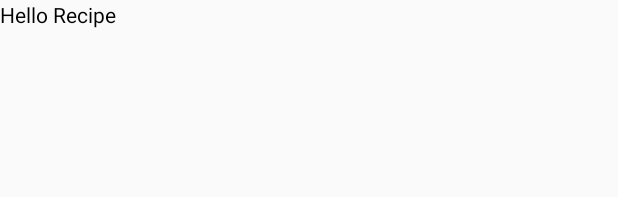
After one commit to pedrolopesme/bakingApp, an Android app: the layout activity_recipe.xml on its own in the app's theme, with its tools: preview values and no code run, on a phone screen of 412 x 824 dp. The commit adds this screen. Shown: the top 197 px of the screen. Run offline under Robolectric (Android 15) with nearby library versions, the phone set to English and light mode, and no system bars.

Commit message:
Adding an empty activity for Recipe details and allowing navigate from recipes list to it.

```diff
--- a/src/app/build.gradle
+++ b/src/app/build.gradle
@@ -31,11 +31,11 @@ dependencies {
     androidTestCompile('com.android.support.test.espresso:espresso-core:2.2.2', {
         exclude group: 'com.android.support', module: 'support-annotations'
     })
-    annotationProcessor 'com.jakewharton:butterknife-compiler:8.6.0'
     compile 'com.android.support:appcompat-v7:25.3.1'
     compile 'com.android.support:recyclerview-v7:25.3.1'
     compile 'com.android.support.constraint:constraint-layout:1.0.2'
     compile 'com.jakewharton:butterknife:8.6.0'
     compile 'javax.inject:javax.inject:1'
     testCompile 'junit:junit:4.12'
+    annotationProcessor 'com.jakewharton:butterknife-compiler:8.6.0'
 }
--- a/src/app/src/main/AndroidManifest.xml
+++ b/src/app/src/main/AndroidManifest.xml
@@ -12,9 +12,11 @@
         <activity android:name=".modules.recipes.RecipesActivity">
             <intent-filter>
                 <action android:name="android.intent.action.MAIN" />
+
                 <category android:name="android.intent.category.LAUNCHER" />
             </intent-filter>
         </activity>
+        <activity android:name=".modules.recipe.RecipeActivity"></activity>
     </application>
 
 </manifest>
--- a/src/app/src/main/java/com/pedrolopesme/android/bakingapp/modules/fragments/RecipesFragment.java
+++ b/src/app/src/main/java/com/pedrolopesme/android/bakingapp/modules/fragments/RecipesFragment.java
@@ -42,9 +42,4 @@ public final class RecipesFragment extends ViewModelFragment {
         return recipeRecyclerView;
     }
 
-    @OnClick(R.id.tv_recipe_name)
-    void onClick() {
-        recipeRecyclerView.onClick(getActivity());
-    }
-
 }
--- /dev/null
+++ b/src/app/src/main/res/layout/activity_recipe.xml
@@ -0,0 +1,14 @@
+<?xml version="1.0" encoding="utf-8"?>
+<android.support.constraint.ConstraintLayout xmlns:android="http://schemas.android.com/apk/res/android"
+    xmlns:app="http://schemas.android.com/apk/res-auto"
+    xmlns:tools="http://schemas.android.com/tools"
+    android:layout_width="match_parent"
+    android:layout_height="match_parent"
+    tools:context="com.pedrolopesme.android.bakingapp.modules.recipe.RecipeActivity">
+
+    <TextView
+        android:layout_width="match_parent"
+        android:layout_height="match_parent"
+        android:text="Hello Recipe" />
+
+</android.support.constraint.ConstraintLayout>
```
Also changed, not shown: src/app/src/main/java/com/pedrolopesme/android/bakingapp/modules/adapter/RecipeListAdapter.java (+14 -2 lines), src/app/src/main/java/com/pedrolopesme/android/bakingapp/modules/recipe/RecipeActivity.java (added, +16 -0 lines), src/app/src/main/java/com/pedrolopesme/android/bakingapp/modules/recipes/RecipeItemViewModel.java (+11 -2 lines), src/app/src/main/java/com/pedrolopesme/android/bakingapp/modules/recipes/RecipesViewModel.java (+2 -12 lines).
